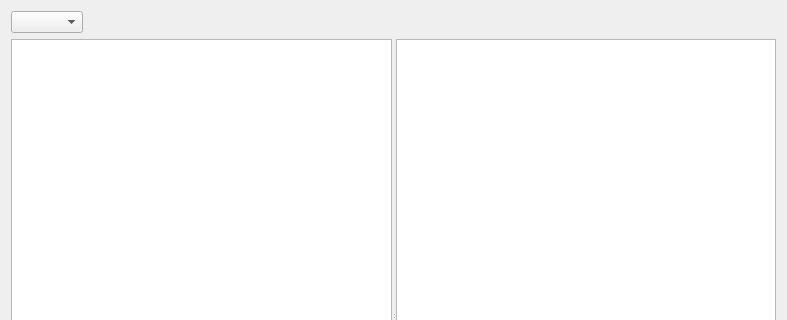
First picture: the form in CuteCaspar/PlayList.ui, repository geertdaelemans/CuteCaspar, before the edit; both pictures show x 0 to 787 and y 0 to 320 of the 787 by 642 pixel window.
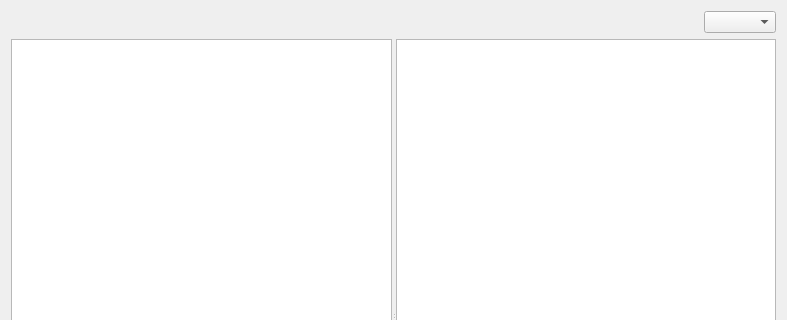
Second picture: the form after the edit. Icons and pictures are not drawn.

Commit message:
#7 Activated the playlist dialog
The playlist dialog is now using the DatabaseManager commands. The Video Control panel gets automatically updated.

Diff of the .ui file:
```diff
--- a/CuteCaspar/PlayList.ui
+++ b/CuteCaspar/PlayList.ui
@@ -16,9 +16,6 @@
   <layout class="QVBoxLayout" name="verticalLayout">
    <item>
     <layout class="QHBoxLayout" name="horizontalLayout">
-     <item>
-      <widget class="QComboBox" name="cmbPlaylists"/>
-     </item>
      <item>
       <spacer name="horizontalSpacer_2">
        <property name="orientation">
@@ -32,6 +29,9 @@
        </property>
       </spacer>
      </item>
+     <item>
+      <widget class="QComboBox" name="cmbPlaylists"/>
+     </item>
     </layout>
    </item>
    <item>
```
Left out of the diff: 8 changed lines with no effect on the pictures. The commit also changes 261 other files.
